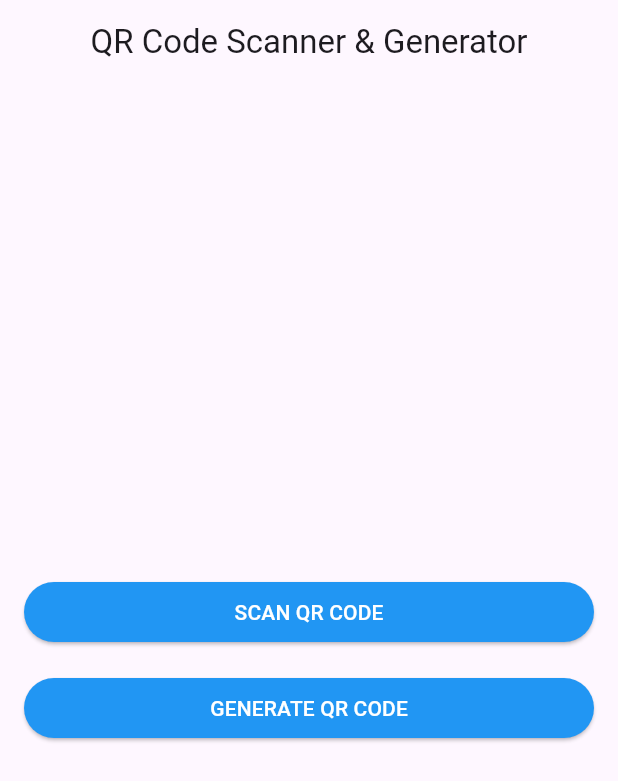
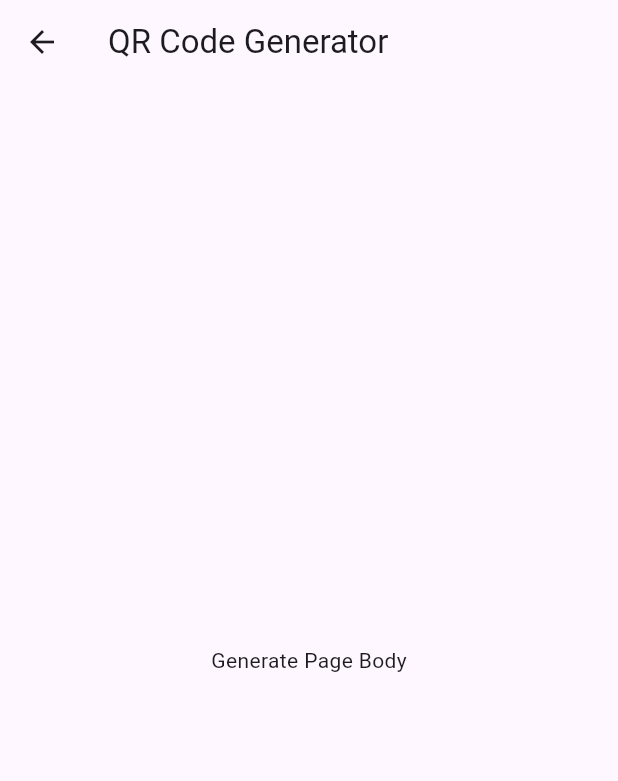
Before and after one commit to yahia-safwat/qr_quick_scanner, a Flutter app: the screen it shows after launch, after a tap on "GENERATE QR CODE", on a phone screen of 412 x 824 dp. Shown: the top 781 px of the screen. Run offline on Flutter 3.47's test engine with Material 3 defaults, Android fonts, the phone set to English and light mode, and no system bars; our stand-ins replace go_router; missing offline and left inert: qr_code_scanner.

Commit message:
Implemented Generate Page UI

```diff
--- a/lib/core/routes/app_router.dart
+++ b/lib/core/routes/app_router.dart
@@ -1,5 +1,6 @@
 import 'package:flutter/material.dart';
 
+import '../../features/generator/presentation/pages/generate_page/generate_page.dart';
 import '../../features/home/presentation/pages/home_page.dart';
 import '../../features/scanner/presentation/pages/scan_page/scan_page.dart';
 import 'app_routes.dart';
@@ -19,6 +20,11 @@ class AppRouter {
         name: AppRoutes.scan,
         builder: (context, state) => const ScanPage(),
       ),
+      GoRoute(
+        path: AppRoutes.generate,
+        name: AppRoutes.generate,
+        builder: (context, state) => const GeneratePage(),
+      ),
     ],
     errorBuilder: (context, state) => Scaffold(
       body: Center(
--- /dev/null
+++ b/lib/features/generator/presentation/pages/generate_page/generate_page.dart
@@ -0,0 +1,17 @@
+import 'package:flutter/material.dart';
+
+class GeneratePage extends StatelessWidget {
+  const GeneratePage({super.key});
+
+  @override
+  Widget build(BuildContext context) {
+    return Scaffold(
+      appBar: AppBar(
+        title: const Text('QR Code Generator'),
+      ),
+      body: const Center(
+        child: Text('Generate Page Body'),
+      ),
+    );
+  }
+}
--- a/lib/features/home/presentation/widgets/home_page_body.dart
+++ b/lib/features/home/presentation/widgets/home_page_body.dart
@@ -38,10 +38,7 @@ class HomePageBody extends StatelessWidget {
                 splashFactory: InkSplash.splashFactory, // splash effect
               ),
               onPressed: () {
-                // Navigator.push(
-                //   context,
-                //   MaterialPageRoute(builder: (context) => GenerateScreen()),
-                // );
+                context.pushNamed(AppRoutes.generate);
               },
               child: const Text('GENERATE QR CODE'),
             ),
--- a/lib/features/scanner/presentation/pages/scan_page/scan_page.dart
+++ b/lib/features/scanner/presentation/pages/scan_page/scan_page.dart
@@ -2,7 +2,10 @@ import 'dart:developer';
 import 'dart:io';
 
 import 'package:flutter/material.dart';
+import 'package:go_router/go_router.dart';
 import 'package:qr_code_scanner/qr_code_scanner.dart';
+
+import '../../../../../core/routes/app_routes.dart';
 
 class ScanPage extends StatefulWidget {
   const ScanPage({super.key});
@@ -62,7 +65,7 @@ class _ScanPageState extends State<ScanPage> {
           IconButton(
             icon: const Icon(Icons.qr_code),
             onPressed: () {
-              // context.pushNamed(AppRoutes.generate);
+              context.pushNamed(AppRoutes.generate);
             },
           ),
         ],
```
Also changed, not shown: lib/features/generator/presentation/pages/generate_page/widgets/generate_page_body.dart (added), lib/features/scanner/data/data_sources/remote/scanner_remote_data_source.dart (deleted), lib/features/scanner/data/repositories/qr_code_scanner_repository_impl.dart (deleted), lib/features/scanner/domain/entities/qr_code.dart (deleted), lib/features/scanner/domain/repositories/qr_code_scanner_repository.dart (deleted), lib/features/scanner/domain/usecases/scan_qr_code.dart (deleted), lib/features/scanner/domain/usecases/validate_qr_code.dart (deleted).
